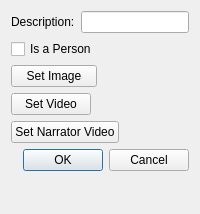
Qt form ui/clipeditor.ui (tdauth/gustavsfairyland) before a commit.
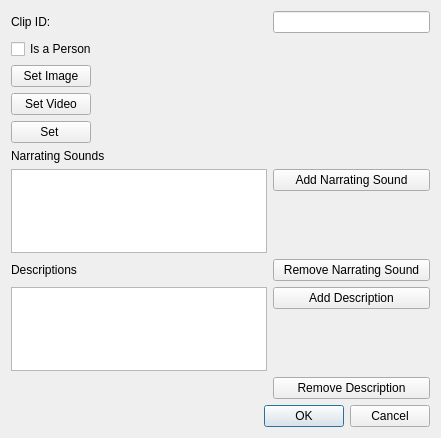
The same form after that commit.

Commit message:
Improved clip editor, added about Qt button
Still needs to be finished!

The edit to the form file:
```diff
--- a/ui/clipeditor.ui
+++ b/ui/clipeditor.ui
@@ -6,36 +6,22 @@
    <rect>
     <x>0</x>
     <y>0</y>
-    <width>200</width>
-    <height>214</height>
+    <width>441</width>
+    <height>438</height>
    </rect>
   </property>
   <property name="windowTitle">
    <string>Clip</string>
   </property>
   <layout class="QFormLayout" name="formLayout">
-   <item row="0" column="0" colspan="2">
-    <layout class="QHBoxLayout" name="horizontalLayout">
-     <item>
-      <widget class="QLabel" name="label">
-       <property name="text">
-        <string>Description:</string>
-       </property>
-      </widget>
-     </item>
-     <item>
-      <widget class="QLineEdit" name="descriptionLineEdit"/>
-     </item>
-    </layout>
-   </item>
-   <item row="1" column="0">
+   <item row="2" column="0">
     <widget class="QCheckBox" name="isAPersonCheckBox">
      <property name="text">
       <string>Is a Person</string>
      </property>
     </widget>
    </item>
-   <item row="1" column="1">
+   <item row="2" column="1">
     <spacer name="horizontalSpacer">
      <property name="orientation">
       <enum>Qt::Horizontal</enum>
@@ -48,7 +34,7 @@
      </property>
     </spacer>
    </item>
-   <item row="2" column="0" colspan="2">
+   <item row="3" column="0" colspan="2">
     <layout class="QHBoxLayout" name="horizontalLayout_3">
      <item>
       <widget class="QPushButton" name="imagePushButton">
@@ -64,9 +50,22 @@
        </property>
       </widget>
      </item>
+     <item>
+      <spacer name="horizontalSpacer_4">
+       <property name="orientation">
+        <enum>Qt::Horizontal</enum>
+       </property>
+       <property name="sizeHint" stdset="0">
+        <size>
+         <width>40</width>
+         <height>20</height>
+        </size>
+       </property>
+      </spacer>
+     </item>
     </layout>
    </item>
-   <item row="3" column="0" colspan="2">
+   <item row="4" column="0" colspan="2">
     <layout class="QHBoxLayout" name="horizontalLayout_4">
      <item>
       <widget class="QPushButton" name="videoPushButton">
@@ -90,12 +89,12 @@
      </item>
     </layout>
    </item>
-   <item row="4" column="0" colspan="2">
+   <item row="5" column="0" colspan="2">
     <layout class="QHBoxLayout" name="horizontalLayout_5">
      <item>
       <widget class="QPushButton" name="narratorVideoPushButton">
        <property name="text">
-        <string>Set Narrator Video</string>
+        <string>Set </string>
        </property>
       </widget>
      </item>
@@ -114,13 +113,71 @@
      </item>
     </layout>
    </item>
-   <item row="5" column="0" colspan="2">
+   <item row="6" column="0" colspan="2">
+    <widget class="QLabel" name="label_2">
+     <property name="text">
+      <string>Narrating Sounds</string>
+     </property>
+    </widget>
+   </item>
+   <item row="7" column="0">
+    <widget class="QListWidget" name="narratingSoundsListWidget"/>
+   </item>
+   <item row="7" column="1">
+    <widget class="QPushButton" name="addNarratingSoundPushButton">
+     <property name="text">
+      <string>Add Narrating Sound</string>
+     </property>
+    </widget>
+   </item>
+   <item row="8" column="0">
+    <widget class="QLabel" name="label_3">
+     <property name="text">
+      <string>Descriptions</string>
+     </property>
+    </widget>
+   </item>
+   <item row="8" column="1">
+    <widget class="QPushButton" name="removeNarratingSoundPushButton">
+     <property name="text">
+      <string>Remove Narrating Sound</string>
+     </property>
+    </widget>
+   </item>
+   <item row="9" column="0">
+    <widget class="QListWidget" name="descriptionsListWidget"/>
+   </item>
+   <item row="9" column="1">
+    <widget class="QPushButton" name="addDescriptionPushButton">
+     <property name="text">
+      <string>Add Description</string>
+     </property>
+    </widget>
+   </item>
+   <item row="10" column="1">
+    <widget class="QPushButton" name="removeDescriptionPushButton">
+     <property name="text">
+      <string>Remove Description</string>
+     </property>
+    </widget>
+   </item>
+   <item row="11" column="0" colspan="2">
     <widget class="QDialogButtonBox" name="buttonBox">
      <property name="standardButtons">
       <set>QDialogButtonBox::Cancel|QDialogButtonBox::Ok</set>
      </property>
     </widget>
    </item>
+   <item row="1" column="0">
+    <widget class="QLabel" name="label">
+     <property name="text">
+      <string>Clip ID:</string>
+     </property>
+    </widget>
+   </item>
+   <item row="1" column="1">
+    <widget class="QLineEdit" name="clipIdLineEdit"/>
+   </item>
   </layout>
  </widget>
  <resources/>
```
The commit also changes 15 other files.
